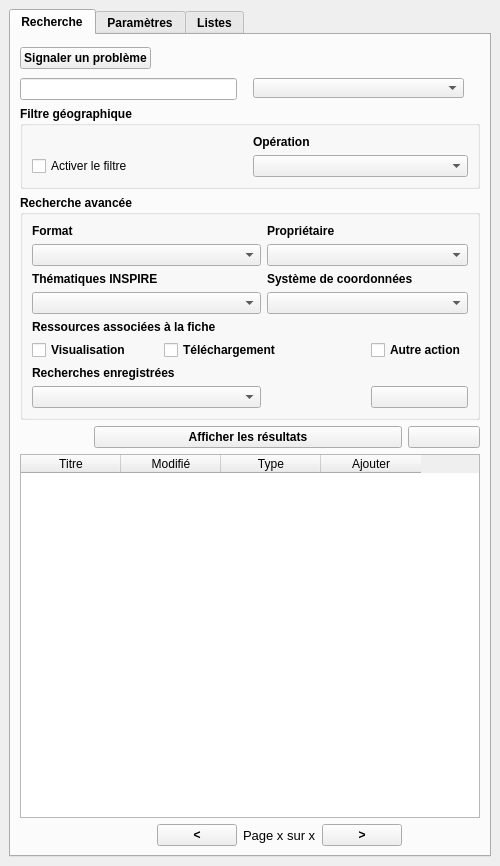
Above: isogeo_dockwidget_base.ui from isogeo/isogeo-plugin-qgis before the change. Below: the same form after it.
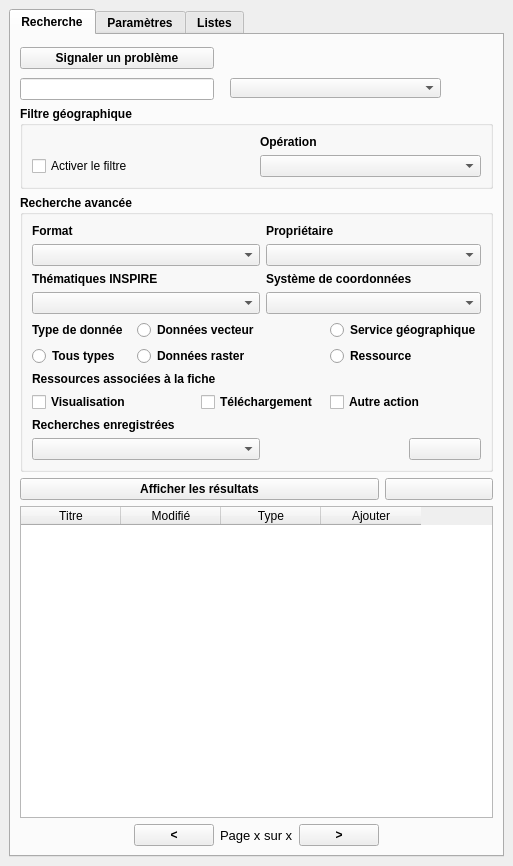
That is the form after the change. Icons and pictures are not drawn. Custom widgets are drawn as their Qt base class.

Commit message: Implemented resource type filter. Work on #35

```diff
--- a/isogeo_dockwidget_base.ui
+++ b/isogeo_dockwidget_base.ui
@@ -6,7 +6,7 @@
    <rect>
     <x>0</x>
     <y>0</y>
-    <width>500</width>
+    <width>508</width>
     <height>866</height>
    </rect>
   </property>
@@ -38,7 +38,7 @@
           </property>
          </widget>
         </item>
-        <item row="0" column="6">
+        <item row="0" column="4">
          <spacer name="verticalSpacer">
           <property name="orientation">
            <enum>Qt::Vertical</enum>
@@ -54,7 +54,7 @@
           </property>
          </spacer>
         </item>
-        <item row="1" column="0" colspan="3">
+        <item row="1" column="0" colspan="2">
          <widget class="QLineEdit" name="text_input">
           <property name="inputMask">
            <string/>
@@ -64,7 +64,7 @@
           </property>
          </widget>
         </item>
-        <item row="1" column="3" colspan="5">
+        <item row="1" column="2" colspan="3">
          <widget class="QWidget" name="widget" native="true">
           <widget class="QComboBox" name="keywords">
            <property name="geometry">
@@ -78,7 +78,7 @@
           </widget>
          </widget>
         </item>
-        <item row="2" column="0" colspan="8">
+        <item row="2" column="0" colspan="5">
          <widget class="QgsCollapsibleGroupBox" name="geofilter_box">
           <property name="font">
            <font>
@@ -125,7 +125,7 @@
           </layout>
          </widget>
         </item>
-        <item row="3" column="0" colspan="8">
+        <item row="3" column="0" colspan="5">
          <widget class="QgsCollapsibleGroupBox" name="filters_box">
           <property name="font">
            <font>
@@ -157,7 +157,7 @@
              </property>
             </widget>
            </item>
-           <item row="0" column="2">
+           <item row="0" column="3" colspan="2">
             <widget class="QLabel" name="label_3">
              <property name="font">
               <font>
@@ -171,7 +171,7 @@
              </property>
             </widget>
            </item>
-           <item row="1" column="0" colspan="2">
+           <item row="1" column="0" colspan="3">
             <widget class="QComboBox" name="format">
              <property name="sizePolicy">
               <sizepolicy hsizetype="Preferred" vsizetype="Fixed">
@@ -193,7 +193,7 @@
              </property>
             </widget>
            </item>
-           <item row="1" column="2" colspan="2">
+           <item row="1" column="3" colspan="3">
             <widget class="QComboBox" name="owner">
              <property name="sizePolicy">
               <sizepolicy hsizetype="Preferred" vsizetype="Fixed">
@@ -215,7 +215,7 @@
              </property>
             </widget>
            </item>
-           <item row="2" column="0">
+           <item row="2" column="0" colspan="2">
             <widget class="QLabel" name="label_4">
              <property name="font">
               <font>
@@ -229,7 +229,7 @@
              </property>
             </widget>
            </item>
-           <item row="2" column="2" colspan="2">
+           <item row="2" column="3" colspan="3">
             <widget class="QLabel" name="label_5">
              <property name="font">
               <font>
@@ -243,7 +243,7 @@
              </property>
             </widget>
            </item>
-           <item row="3" column="0" colspan="2">
+           <item row="3" column="0" colspan="3">
             <widget class="QComboBox" name="inspire">
              <property name="sizePolicy">
               <sizepolicy hsizetype="Preferred" vsizetype="Fixed">
@@ -265,7 +265,7 @@
              </property>
             </widget>
            </item>
-           <item row="3" column="2" colspan="2">
+           <item row="3" column="3" colspan="3">
             <widget class="QComboBox" name="sys_coord">
              <property name="sizePolicy">
               <sizepolicy hsizetype="Preferred" vsizetype="Fixed">
@@ -287,7 +287,79 @@
              </property>
             </widget>
            </item>
-           <item row="4" column="0" colspan="3">
+           <item row="4" column="0">
+            <widget class="QLabel" name="label_24">
+             <property name="font">
+              <font>
+               <weight>75</weight>
+               <bold>true</bold>
+              </font>
+             </property>
+             <property name="text">
+              <string>Type de donnée</string>
+             </property>
+            </widget>
+           </item>
+           <item row="4" column="1" colspan="2">
+            <widget class="QRadioButton" name="vector">
+             <property name="sizePolicy">
+              <sizepolicy hsizetype="Preferred" vsizetype="Fixed">
+               <horstretch>0</horstretch>
+               <verstretch>0</verstretch>
+              </sizepolicy>
+             </property>
+             <property name="text">
+              <string>Données vecteur</string>
+             </property>
+            </widget>
+           </item>
+           <item row="4" column="4" colspan="2">
+            <widget class="QRadioButton" name="service">
+             <property name="sizePolicy">
+              <sizepolicy hsizetype="Preferred" vsizetype="Fixed">
+               <horstretch>0</horstretch>
+               <verstretch>0</verstretch>
+              </sizepolicy>
+             </property>
+             <property name="text">
+              <string>Service géographique</string>
+             </property>
+            </widget>
+           </item>
+           <item row="5" column="0">
+            <widget class="QRadioButton" name="alltypes">
+             <property name="text">
+              <string>Tous types</string>
+             </property>
+            </widget>
+           </item>
+           <item row="5" column="1" colspan="2">
+            <widget class="QRadioButton" name="raster">
+             <property name="sizePolicy">
+              <sizepolicy hsizetype="Preferred" vsizetype="Fixed">
+               <horstretch>0</horstretch>
+               <verstretch>0</verstretch>
+              </sizepolicy>
+             </property>
+             <property name="text">
+              <string>Données raster</string>
+             </property>
+            </widget>
+           </item>
+           <item row="5" column="4" colspan="2">
+            <widget class="QRadioButton" name="resource">
+             <property name="sizePolicy">
+              <sizepolicy hsizetype="Preferred" vsizetype="Fixed">
+               <horstretch>0</horstretch>
+               <verstretch>0</verstretch>
+              </sizepolicy>
+             </property>
+             <property name="text">
+              <string>Ressource</string>
+             </property>
+            </widget>
+           </item>
+           <item row="6" column="0" colspan="3">
             <widget class="QLabel" name="label_6">
              <property name="font">
               <font>
@@ -301,28 +373,28 @@
              </property>
             </widget>
            </item>
-           <item row="5" column="0">
+           <item row="7" column="0">
             <widget class="QCheckBox" name="checkBox">
              <property name="text">
               <string>Visualisation</string>
              </property>
             </widget>
            </item>
-           <item row="5" column="1" colspan="2">
+           <item row="7" column="2" colspan="2">
             <widget class="QCheckBox" name="checkBox_2">
              <property name="text">
               <string>Téléchargement</string>
              </property>
             </widget>
            </item>
-           <item row="5" column="3">
+           <item row="7" column="4" colspan="2">
             <widget class="QCheckBox" name="checkBox_3">
              <property name="text">
               <string>Autre action</string>
              </property>
             </widget>
            </item>
-           <item row="6" column="0" colspan="2">
+           <item row="8" column="0" colspan="3">
             <widget class="QLabel" name="label">
              <property name="font">
               <font>
@@ -335,10 +407,10 @@
              </property>
             </widget>
            </item>
-           <item row="7" column="0" colspan="2">
+           <item row="9" column="0" colspan="3">
             <widget class="QComboBox" name="favorite_combo"/>
            </item>
-           <item row="7" column="3">
+           <item row="9" column="5">
             <widget class="QPushButton" name="save_favorite">
              <property name="text">
               <string/>
@@ -352,7 +424,29 @@
           </layout>
          </widget>
         </item>
-        <item row="5" column="0" colspan="8">
+        <item row="4" column="0" colspan="4">
+         <widget class="QPushButton" name="show_button">
+          <property name="text">
+           <string>Afficher les résultats</string>
+          </property>
+          <property name="icon">
+           <iconset>
+            <normaloff>:/plugins/Isogeo/resources/search.png</normaloff>:/plugins/Isogeo/resources/search.png</iconset>
+          </property>
+         </widget>
+        </item>
+        <item row="4" column="4">
+         <widget class="QPushButton" name="initialize">
+          <property name="text">
+           <string/>
+          </property>
+          <property name="icon">
+           <iconset>
+            <normaloff>:/plugins/Isogeo/resources/refresh.png</normaloff>:/plugins/Isogeo/resources/refresh.png</iconset>
+          </property>
+         </widget>
+        </item>
+        <item row="5" column="0" colspan="5">
          <widget class="QTableWidget" name="resultats">
           <property name="editTriggers">
            <set>QAbstractItemView::NoEditTriggers</set>
@@ -383,22 +477,6 @@
          </widget>
         </item>
         <item row="6" column="0">
-         <spacer name="horizontalSpacer">
-          <property name="orientation">
-           <enum>Qt::Horizontal</enum>
-          </property>
-          <property name="sizeType">
-           <enum>QSizePolicy::Fixed</enum>
-          </property>
-          <property name="sizeHint" stdset="0">
-           <size>
-            <width>68</width>
-            <height>20</height>
-           </size>
-          </property>
-         </spacer>
-        </item>
-        <item row="6" column="7">
          <spacer name="horizontalSpacer_3">
           <property name="orientation">
            <enum>Qt::Horizontal</enum>
@@ -408,61 +486,13 @@
           </property>
           <property name="sizeHint" stdset="0">
            <size>
-            <width>28</width>
-            <height>17</height>
-           </size>
-          </property>
-         </spacer>
-        </item>
-        <item row="4" column="1" colspan="4">
-         <widget class="QPushButton" name="show_button">
-          <property name="text">
-           <string>Afficher les résultats</string>
-          </property>
-          <property name="icon">
-           <iconset resource="resources.qrc">
-            <normaloff>:/plugins/Isogeo/resources/search.png</normaloff>:/plugins/Isogeo/resources/search.png</iconset>
-          </property>
-         </widget>
-        </item>
-        <item row="6" column="6">
-         <spacer name="horizontalSpacer_2">
-          <property name="orientation">
-           <enum>Qt::Horizontal</enum>
-          </property>
-          <property name="sizeType">
-           <enum>QSizePolicy::Fixed</enum>
-          </property>
-          <property name="sizeHint" stdset="0">
-           <size>
-            <width>28</width>
+            <width>108</width>
             <height>20</height>
            </size>
           </property>
          </spacer>
         </item>
-        <item row="6" column="4">
-         <widget class="QPushButton" name="next">
-          <property name="text">
-           <string>&gt;</string>
-          </property>
-         </widget>
-        </item>
-        <item row="6" column="3">
-         <widget class="QLabel" name="paging">
-          <property name="font">
-           <font>
-            <pointsize>10</pointsize>
-            <weight>50</weight>
-            <bold>false</bold>
-           </font>
-          </property>
-          <property name="text">
-           <string>Page x sur x</string>
-          </property>
-         </widget>
-        </item>
-        <item row="6" column="2">
+        <item row="6" column="1">
          <widget class="QPushButton" name="previous">
           <property name="sizePolicy">
            <sizepolicy hsizetype="Fixed" vsizetype="Fixed">
@@ -475,17 +505,43 @@
           </property>
          </widget>
         </item>
-        <item row="4" column="5" colspan="3">
-         <widget class="QPushButton" name="initialize">
+        <item row="6" column="2">
+         <widget class="QLabel" name="paging">
+          <property name="font">
+           <font>
+            <pointsize>10</pointsize>
+            <weight>50</weight>
+            <bold>false</bold>
+           </font>
+          </property>
           <property name="text">
-           <string/>
+           <string>Page x sur x</string>
           </property>
-          <property name="icon">
-           <iconset resource="resources.qrc">
-            <normaloff>:/plugins/Isogeo/resources/refresh.png</normaloff>:/plugins/Isogeo/resources/refresh.png</iconset>
+         </widget>
+        </item>
+        <item row="6" column="3">
+         <widget class="QPushButton" name="next">
+          <property name="text">
+           <string>&gt;</string>
           </property>
          </widget>
         </item>
+        <item row="6" column="4">
+         <spacer name="horizontalSpacer_2">
+          <property name="orientation">
+           <enum>Qt::Horizontal</enum>
+          </property>
+          <property name="sizeType">
+           <enum>QSizePolicy::Fixed</enum>
+          </property>
+          <property name="sizeHint" stdset="0">
+           <size>
+            <width>108</width>
+            <height>20</height>
+           </size>
+          </property>
+         </spacer>
+        </item>
        </layout>
       </widget>
       <widget class="QWidget" name="tab_2">
```
Left out of the diff: 21 changed lines with no effect on the pictures. The commit also changes 3 other files.
